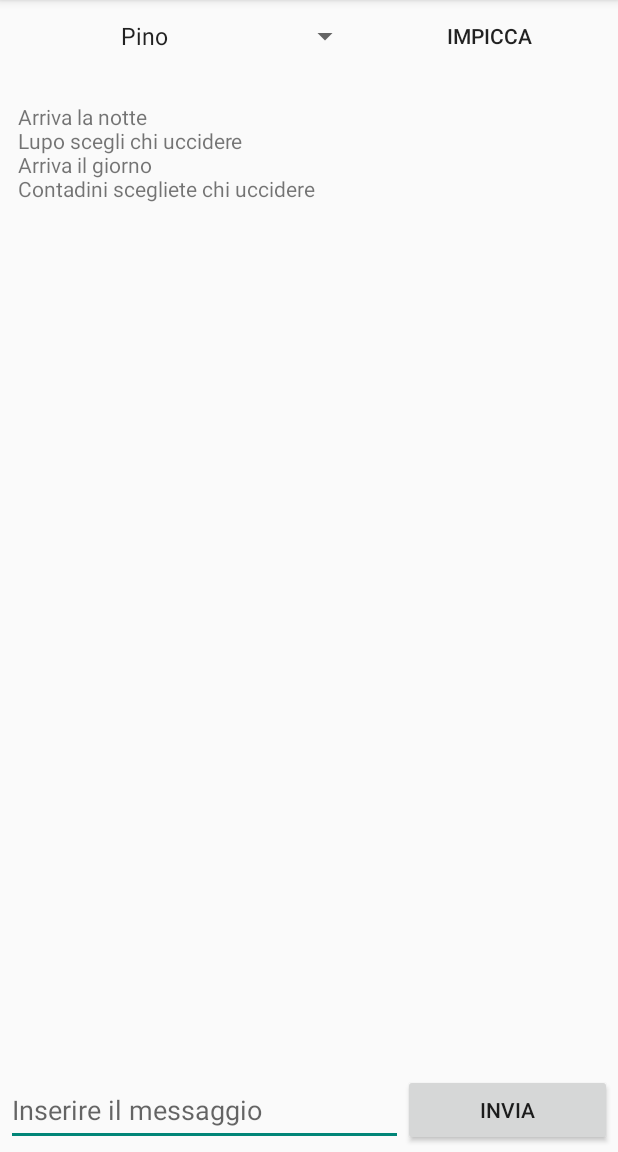
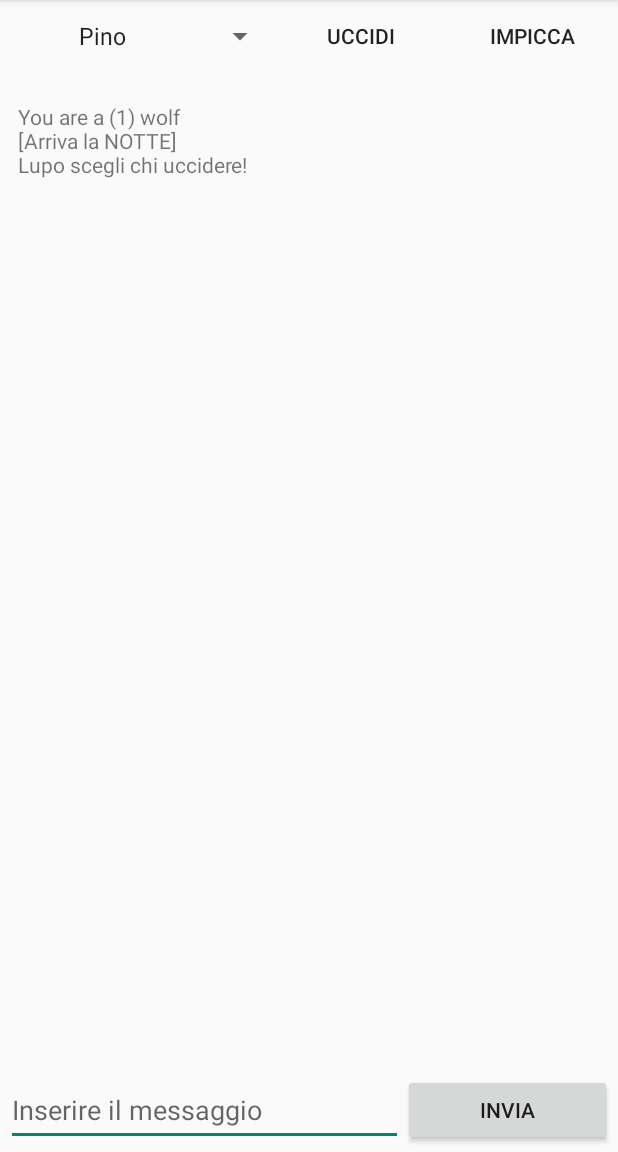
Before and after one commit to Fireshadow3/Lupus-in-Tabula, an Android app: the screen it shows after launch (gameScreen), on a phone screen of 412 x 824 dp, the part 84-1236 px from its top. Run offline under Robolectric (Android 15) with nearby library versions, the phone set to English and light mode, and no system bars.

Commit message:
New chat
Now the chat works better, buttons too. Also the app's icon is changed to a cool master chief pic ( https://www.google.it/search?q=master+chief&source=lnms&tbm=isch&sa=X&ved=0ahUKEwjmi_ef9JnVAhXEJVAKHSOsCN0Q_AUICigB&biw=1366&bih=638#imgrc=cwsitAeEWWwOVM: ).

```diff
--- a/app/src/main/AndroidManifest.xml
+++ b/app/src/main/AndroidManifest.xml
@@ -4,11 +4,12 @@
 
     <application
         android:allowBackup="true"
-        android:icon="@mipmap/ic_launcher"
         android:label="@string/app_name"
         android:roundIcon="@mipmap/ic_launcher_round"
         android:supportsRtl="true"
-        android:theme="@style/AppTheme">
+        android:theme="@style/AppTheme"
+        android:icon="@mipmap/master_chief">
+
         <activity android:name=".MainActivity"/>
         <activity android:name=".signUp_activity" />
         <activity android:name=".MainMenu" />
--- a/app/src/main/java/com/fastame/formichella/lupusintabula/gameScreen.java
+++ b/app/src/main/java/com/fastame/formichella/lupusintabula/gameScreen.java
@@ -112,6 +112,9 @@ public class gameScreen extends Activity {
                             myGameServer.players.get(farmerSpinner.getSelectedItemPosition()).name + " è stato ucciso! ",
                             Toast.LENGTH_SHORT
                     ).show();
+                    //When the button is pressed go on next turn
+                    myGameServer.isReady=true;
+                    myGameServer.turns++;
                 }
                 //Then kill player
                 myGameServer.players.get(farmerSpinner.getSelectedItemPosition()).alive = false;
@@ -137,10 +140,7 @@ public class gameScreen extends Activity {
                         farmerSpinner.setSelection(positionOfSelectedItem);
                     }
                 }
-                //When the button is pressed go on next turn
-                myGameServer.turns++;
                 myGameServer.alreadyWrote = false;
-                myGameServer.isReady=true;
             }
         });
 
@@ -178,30 +178,32 @@ public class gameScreen extends Activity {
         //farmerSpinner.setAdapter(new ArrayAdapter<String>(this, android.R.layout.simple_spinner_item, playerNames));
         //adapter.clear();
 
+        //Decide whatever to delete the wolfButton
+        int role;
+        role = myGameServer.getGameClass();
+        switch (role){
+            case 0: //Farmer
+                wolfButton.setVisibility(View.GONE);
+                chat.setText(chat.getText().toString() + "\nYou are a " + "(" + role + ") farmer");
+                break;
+            case 1: //Wolf
+                chat.setText(chat.getText().toString() + "\nYou are a " + "(" + role + ") wolf");
+                break;
+        }
+
         //h.postDelayed(new Runnable(){...}, delay)
         h.postDelayed(new Runnable(){
             public void run(){
                 //Cycle start
                 int turns;
-                int role;
-
-
                 //Then update she spinner
                 //adapter.notifyDataSetChanged();
                 //ArrayAdapter<String> adapter = new ArrayAdapter<String>(this,android.R.layout.simple_spinner_item,new String[]{myGameServer.players.get(0).name,myGameServer.players.get(1).name,myGameServer.players.get(2).name,myGameServer.players.get(3).name,myGameServer.players.get(4).name,myGameServer.players.get(5).name,myGameServer.players.get(6).name,myGameServer.players.get(7).name});
                 //farmerSpinner.setAdapter(adapter);
                 //End code
 
-                role = myGameServer.getGameClass();
                 turns = myGameServer.getTurns();
-                //Decide whatever to delete the wolfButton
-                switch (role){
-                    case 0: //Farmer
-                        wolfButton.setVisibility(View.GONE);
-                        break;
-                    case 1: //Wolf
-                        break;
-                }
+
                 //If it's night
                 if(myGameServer.isReady==false){
 
@@ -209,10 +211,17 @@ public class gameScreen extends Activity {
                 else if (myGameServer.isReady==true){
                     //myGameServer.isReady=false;
                     if(myGameServer.alreadyWrote == false) {
-                        chat.setText(chat.getText().toString() + "\nArriva la notte" + "\nLupo scegli chi uccidere");
-                        chat.setText(chat.getText().toString() + "\nArriva il giorno" + "\nContadini scegliete chi uccidere");
-                        myGameServer.isReady = false;
-                        myGameServer.alreadyWrote = true;
+
+                        if (myGameServer.turns % 2 == 0) { //Se è notte
+                            chat.setText(chat.getText().toString() + "\n[Arriva la NOTTE]" + "\nLupo scegli chi uccidere!");
+                            myGameServer.isReady = false;
+                            myGameServer.alreadyWrote = true;
+                        }
+                        else {
+                            chat.setText(chat.getText().toString() + "\n[Arriva il GIORNO]" + "\nContadini scegliete chi uccidere!");
+                            myGameServer.isReady = false;
+                            myGameServer.alreadyWrote = true;
+                        }
                     }
                 }
 
--- a/app/src/main/java/com/fastame/formichella/lupusintabula/gameServer.java
+++ b/app/src/main/java/com/fastame/formichella/lupusintabula/gameServer.java
@@ -62,7 +62,7 @@ public class gameServer{
         players.get(7).role = 0;
         return players;
     }
-    static private int randomNumber(int n){
+    private int randomNumber(int n){
         Random rand = new Random();
         int j = rand.nextInt(n); //If bound to 20, gives n such that 0 <= n < 20
         return j;
@@ -71,8 +71,8 @@ public class gameServer{
     /*  0: Farmer
     *   1: Wolf
     */
-    static public int getGameClass(){
-        int n = randomNumber(1);
+    public int getGameClass(){
+        int n = randomNumber(2);
         return n;
     }
     //Fetches a response from the com.fastame.formichella.lupusintabula.server. If:
--- a/app/src/main/res/values/strings.xml
+++ b/app/src/main/res/values/strings.xml
@@ -18,4 +18,5 @@
     <string name="writeSomething">Inserire il messaggio</string>
     <string name="farmerButton">Impicca</string>
     <string name="wolfButton">Uccidi</string>
+    <string name="appname">Lupus in tabula</string>
 </resources>
```
Also changed, not shown: app/src/main/res/mipmap-xhdpi/master_chief.jpg (added).
